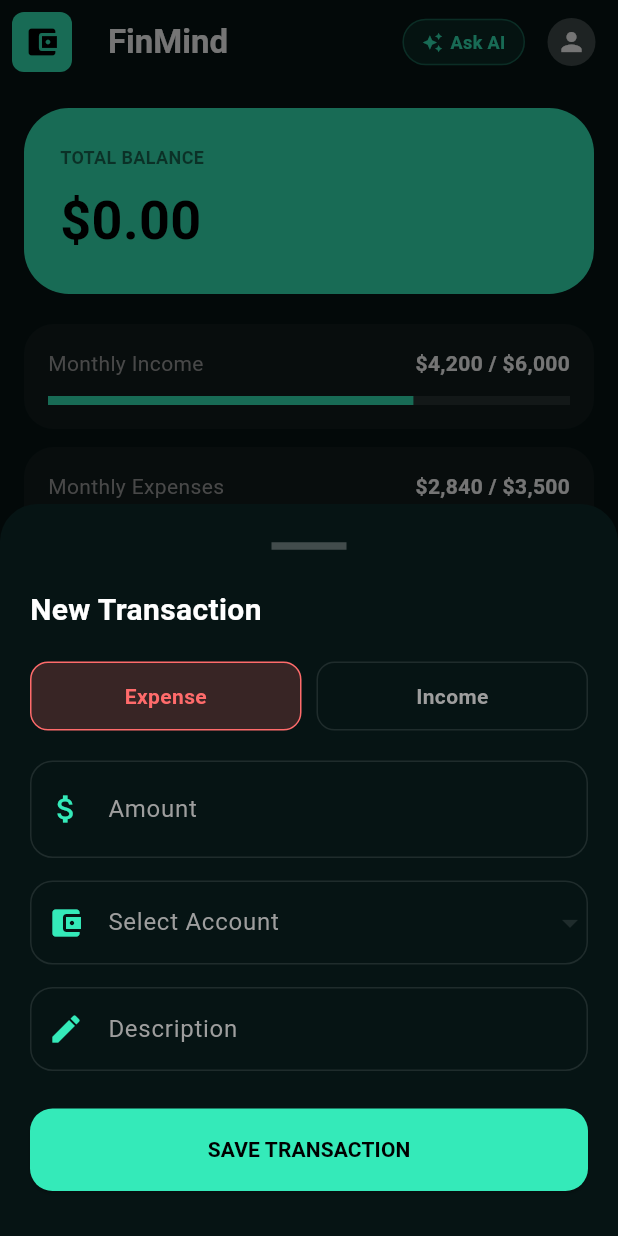
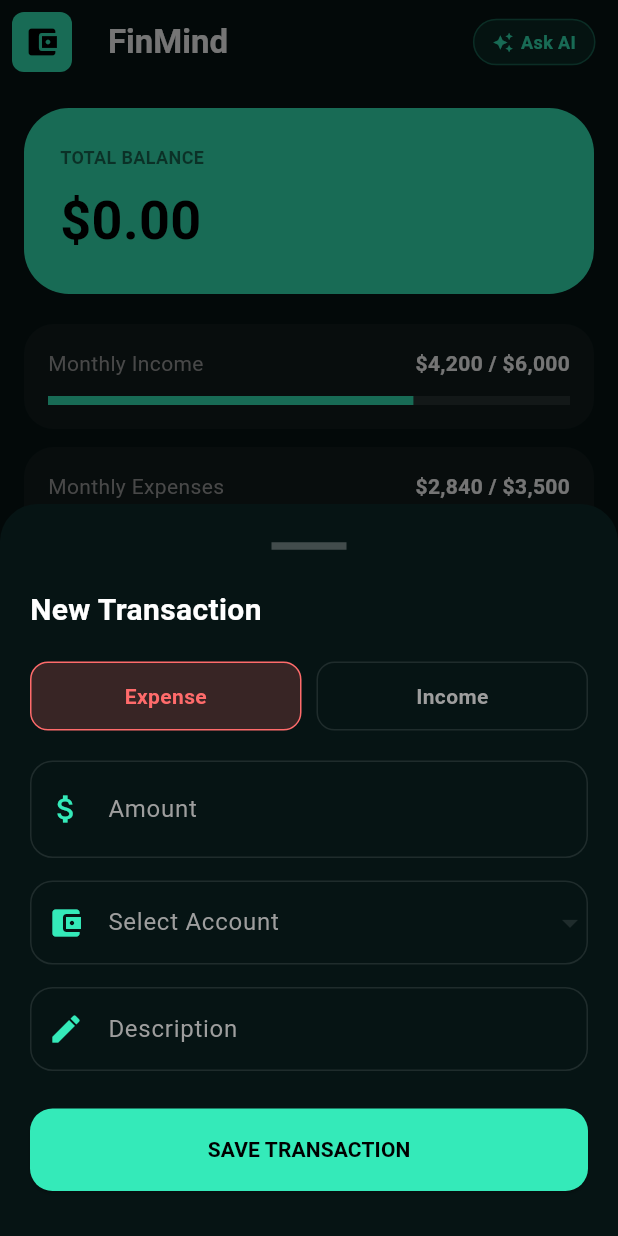
Before and after one commit to abdalkareem991/final_project, a Flutter app: the DashboardScreen screen opened by its route, after a tap on the "add" icon, on a phone screen of 412 x 824 dp. Run offline on Flutter 3.47's test engine with Material 3 defaults, Android fonts, the phone set to English and light mode, and no system bars; our stand-ins replace easy_date_timeline, fl_chart, flutter_local_notifications, google_generative_ai, supabase_flutter, timezone; accounts and stored records are empty.

Commit message:
refactor: clean up code structure and improve UI consistency across screens

```diff
--- a/lib/screens/analytics_screen.dart
+++ b/lib/screens/analytics_screen.dart
@@ -125,7 +125,6 @@ class _AnalyticsScreenState extends State<AnalyticsScreen> {
         itemBuilder: (context, index) {
           final String filter = _filterOrder[index];
           final bool isSelected = _selectedFilter == filter;
-
           return ChoiceChip(
             label: Text(filter),
             selected: isSelected,
--- a/lib/screens/dashboard_screen.dart
+++ b/lib/screens/dashboard_screen.dart
@@ -22,16 +22,14 @@ class DashboardScreen extends StatefulWidget {
 class _DashboardScreenState extends State<DashboardScreen> {
   int _selectedIndex = 0;
 
-  // --- Theme Configuration ---
   static const Color _bgColor = Color(0xFF061414);
   static const Color _accentGreen = Color(0xFF34EAB9);
 
-  // Application main navigation screens
   final List<Widget> _screens = [
-    const _DashboardMainContent(), // Index 0: Home/Dashboard
-    const MyAccountScreen(), // Index 1: Accounts List
-    const AnalyticsScreen(), // Index 2: THE NEW ANALYTICS PAGE (Linked Here)
-    const TodoListScreen(), // Index 3: THE NEW TO-DO LIST PAGE (Linked Here)
+    const _DashboardMainContent(),
+    const MyAccountScreen(),
+    const AnalyticsScreen(),
+    const TodoListScreen(),
     const SettingsScreen(),
   ];
 
@@ -44,7 +42,6 @@ class _DashboardScreenState extends State<DashboardScreen> {
     );
   }
 
-  /// Builds the Bottom Navigation Bar with fixed styling
   Widget _buildBottomNav() {
     return BottomNavigationBar(
       backgroundColor: _bgColor,
@@ -73,7 +70,6 @@ class _DashboardScreenState extends State<DashboardScreen> {
   }
 }
 
-// --- Main Dashboard Content Implementation ---
 class _DashboardMainContent extends StatefulWidget {
   const _DashboardMainContent();
 
@@ -84,13 +80,11 @@ class _DashboardMainContent extends StatefulWidget {
 class _DashboardMainContentState extends State<_DashboardMainContent> {
   final _supabaseService = SupabaseService();
 
-  // --- UI Constants ---
   static const Color _bgColor = Color(0xFF061414);
   static const Color _cardColor = Color(0xFF111D1D);
   static const Color _accentGreen = Color(0xFF34EAB9);
   static const Color _expenseRed = Color(0xFFFF6B6B);
 
-  /// Displays the modal bottom sheet to record a new transaction
   void _showAddTransactionModal() {
     final amountController = TextEditingController();
     final descController = TextEditingController();
@@ -134,8 +128,6 @@ class _DashboardMainContentState extends State<_DashboardMainContent> {
                     ),
                   ),
                   const SizedBox(height: 20),
-
-                  // Transaction Type Toggle (Income/Expense)
                   Row(
                     children: [
                       _buildModalToggle(
@@ -154,7 +146,6 @@ class _DashboardMainContentState extends State<_DashboardMainContent> {
                     ],
                   ),
                   const SizedBox(height: 20),
-
                   TextField(
                     controller: amountController,
                     keyboardType: TextInputType.number,
@@ -162,8 +153,6 @@ class _DashboardMainContentState extends State<_DashboardMainContent> {
                     decoration: _inputStyle("Amount", Icons.attach_money),
                   ),
                   const SizedBox(height: 15),
-
-                  // Wallet Selection Dropdown
                   FutureBuilder<List<WalletModel>>(
                     future: _supabaseService.getWallets(),
                     builder: (context, snapshot) {
@@ -187,39 +176,25 @@ class _DashboardMainContentState extends State<_DashboardMainContent> {
                     },
                   ),
                   const SizedBox(height: 15),
-
                   TextField(
                     controller: descController,
                     style: const TextStyle(color: Colors.white),
                     decoration: _inputStyle("Description", Icons.edit),
                   ),
                   const SizedBox(height: 25),
-
                   ElevatedButton(
                     onPressed: () async {
                       if (amountController.text.isNotEmpty &&
                           selectedWalletId != null) {
-                        try {
                         await _supabaseService.createTransaction(
                           walletId: selectedWalletId!,
                           amount: double.parse(amountController.text),
                           type: selectedType,
                           description: descController.text,
                         );
-
-                          // Safety check: verify widget is still in tree before using context
                         if (!mounted) return;
                         Navigator.pop(context);
-                          setState(() {}); // Refresh Dashboard UI
-
-                          ScaffoldMessenger.of(context).showSnackBar(
-                            const SnackBar(
-                              content: Text("Success! Transaction Recorded."),
-                            ),
-                          );
-                        } catch (e) {
-                          debugPrint("Error saving transaction: $e");
-                        }
+                        setState(() {}); // Refresh Dashboard
                       }
                     },
                     style: ElevatedButton.styleFrom(
@@ -247,7 +222,6 @@ class _DashboardMainContentState extends State<_DashboardMainContent> {
     );
   }
 
-  /// Reusable input decoration for text fields
   InputDecoration _inputStyle(String label, IconData icon) => InputDecoration(
     labelText: label,
     labelStyle: const TextStyle(color: Colors.grey),
@@ -262,7 +236,6 @@ class _DashboardMainContentState extends State<_DashboardMainContent> {
     ),
   );
 
-  /// Custom toggle widget for modal selection
   Widget _buildModalToggle(
     String label,
     bool isSelected,
@@ -307,23 +280,18 @@ class _DashboardMainContentState extends State<_DashboardMainContent> {
           "FinMind",
           style: TextStyle(fontWeight: FontWeight.bold, color: Colors.white),
         ),
-        actions: [
-          _buildAIChip(context),
-          const SizedBox(width: 15),
-          const CircleAvatar(
-            radius: 16,
-            backgroundColor: Colors.white24,
-            child: Icon(Icons.person, size: 20, color: Colors.white),
+        actions: [_buildAIChip(context), const SizedBox(width: 15)],
       ),
-          const SizedBox(width: 15),
-        ],
-      ),
-      body: SingleChildScrollView(
+      body: RefreshIndicator(
+        onRefresh: () async => setState(() {}),
+        child: SingleChildScrollView(
+          physics: const AlwaysScrollableScrollPhysics(),
           padding: const EdgeInsets.all(16),
           child: Column(
             children: [
               _buildTotalBalanceCard(_supabaseService),
               const SizedBox(height: 20),
+              // يمكنك لاحقاً ربط هذه المؤشرات ببيانات حقيقية عبر getFilteredSummary
               _buildProgressCard(
                 "Monthly Income",
                 "\$4,200 / \$6,000",
@@ -339,28 +307,44 @@ class _DashboardMainContentState extends State<_DashboardMainContent> {
               ),
               const SizedBox(height: 25),
               _buildRecentTransactionsHeader(),
-            _buildTransactionItem(
-              "Burger King",
-              "Today, 12:45 PM",
-              "-\$15.50",
-              Colors.orange,
-              isExpense: true,
+
+              // --- التفعيل الحقيقي لكشف الحساب هنا ---
+              FutureBuilder<List<Map<String, dynamic>>>(
+                future: _supabaseService.getTransactions(),
+                builder: (context, snapshot) {
+                  if (snapshot.connectionState == ConnectionState.waiting) {
+                    return const Center(
+                      child: Padding(
+                        padding: EdgeInsets.all(20),
+                        child: CircularProgressIndicator(color: _accentGreen),
                       ),
-            _buildTransactionItem(
-              "Shell Gas",
-              "Today, 09:30 AM",
-              "-\$42.00",
-              Colors.blue,
-              isExpense: true,
+                    );
+                  }
+                  if (!snapshot.hasData || snapshot.data!.isEmpty) {
+                    return const Padding(
+                      padding: EdgeInsets.all(20),
+                      child: Text(
+                        "No transactions yet.",
+                        style: TextStyle(color: Colors.grey),
                       ),
-            _buildTransactionItem(
-              "Salary",
-              "Yesterday",
-              "+\$3,200.00",
-              _accentGreen,
-              isExpense: false,
+                    );
+                  }
+                  return Column(
+                    children: snapshot.data!.map((tx) {
+                      final bool isExpense = tx['type'] == 'Expense';
+                      return _buildTransactionItem(
+                        tx['description'] ?? "Transaction",
+                        tx['created_at'].toString().split('T')[0],
+                        "${isExpense ? '-' : '+'}\$${tx['amount']}",
+                        isExpense ? _expenseRed : _accentGreen,
+                        isExpense: isExpense,
+                      );
+                    }).toList(),
+                  );
+                },
               ),
             ],
+          ),
         ),
       ),
       floatingActionButton: FloatingActionButton(
@@ -371,6 +355,7 @@ class _DashboardMainContentState extends State<_DashboardMainContent> {
     );
   }
 
+  // الدوال المساعدة (UI Helper Functions) كما هي مع تحديث بسيط
   Widget _buildLeadingIcon() => Padding(
     padding: const EdgeInsets.all(8.0),
     child: Container(
@@ -382,16 +367,11 @@ class _DashboardMainContentState extends State<_DashboardMainContent> {
     ),
   );
 
-  /// AI Chip for navigating to Assistant Screen
-  Widget _buildAIChip(BuildContext context) {
-    return InkWell(
-      onTap: () {
-        Navigator.push(
+  Widget _buildAIChip(BuildContext context) => InkWell(
+    onTap: () => Navigator.push(
       context,
       MaterialPageRoute(builder: (context) => const AIAssistantScreen()),
-        );
-      },
-      borderRadius: BorderRadius.circular(20),
+    ),
     child: Container(
       padding: const EdgeInsets.symmetric(horizontal: 12, vertical: 6),
       decoration: BoxDecoration(
@@ -416,7 +396,6 @@ class _DashboardMainContentState extends State<_DashboardMainContent> {
       ),
     ),
   );
-  }
 
   Widget _buildTotalBalanceCard(SupabaseService service) {
     return FutureBuilder<ProfileModel>(
@@ -520,7 +499,7 @@ class _DashboardMainContentState extends State<_DashboardMainContent> {
     String title,
     String date,
     String amount,
-    Color iconBg, {
+    Color iconColor, {
     required bool isExpense,
   }) {
     return Container(
@@ -535,10 +514,14 @@ class _DashboardMainContentState extends State<_DashboardMainContent> {
           Container(
             padding: const EdgeInsets.all(10),
             decoration: BoxDecoration(
-              color: iconBg.withValues(alpha: 0.2),
+              color: iconColor.withValues(alpha: 0.2),
               borderRadius: BorderRadius.circular(12),
             ),
-            child: const Icon(Icons.restaurant, color: Colors.white, size: 20),
+            child: Icon(
+              isExpense ? Icons.arrow_downward : Icons.arrow_upward,
+              color: iconColor,
+              size: 20,
+            ),
           ),
           const SizedBox(width: 15),
           Expanded(
--- a/lib/services/supabase_service.dart
+++ b/lib/services/supabase_service.dart
@@ -152,6 +152,25 @@ class SupabaseService {
   // 4. TRANSACTION LOGIC & ANALYTICS
   // ===========================================================================
 
+  /// NEW: Fetches real transactions for account statement
+  Future<List<Map<String, dynamic>>> getTransactions() async {
+    try {
+      final user = client.auth.currentUser;
+      if (user == null) return [];
+
+      final response = await client
+          .from('transactions')
+          .select()
+          .eq('user_id', user.id)
+          .order('created_at', ascending: false);
+
+      return List<Map<String, dynamic>>.from(response);
+    } catch (error) {
+      debugPrint('Fetch Transactions Error: $error');
+      return [];
+    }
+  }
+
   /// Records a transaction and updates the corresponding wallet balance
   Future<void> createTransaction({
     required String walletId,
@@ -199,7 +218,19 @@ class SupabaseService {
     }
   }
 
-  /// Fetches a filtered summary of transactions for analytics (Day, Week, Month, Year)
+  Future<void> deleteWallet(String walletId) async {
+    try {
+      // Supabase handle Cascade delete if configured,
+      // otherwise we delete the wallet directly
+      await client.from('wallets').delete().eq('id', walletId);
+      debugPrint('Wallet deleted successfully');
+    } catch (error) {
+      debugPrint('Delete Wallet Error: $error');
+      rethrow;
+    }
+  }
+
+  /// Fetches a filtered summary of transactions for analytics
   Future<Map<String, double>> getFilteredSummary(String filter) async {
     try {
       final user = client.auth.currentUser;
@@ -208,13 +239,11 @@ class SupabaseService {
       DateTime now = DateTime.now();
       DateTime startDate;
 
-      // Determine the start date based on the selected filter
       switch (filter) {
         case 'Day':
           startDate = DateTime(now.year, now.month, now.day);
           break;
         case 'Week':
-          // Subtract days to get the start of the week (Monday)
           startDate = now.subtract(Duration(days: now.weekday - 1));
           break;
         case 'Year':
@@ -235,8 +264,7 @@ class SupabaseService {
       Map<String, double> summary = {'Income': 0.0, 'Expense': 0.0};
 
       for (var item in response as List) {
-        String type =
-            item['type']; // Ensure your DB values are exactly 'Income' or 'Expense'
+        String type = item['type'];
         double amount = (item['amount'] as num).toDouble();
 
         if (summary.containsKey(type)) {
@@ -250,7 +278,7 @@ class SupabaseService {
     }
   }
 
-  /// Legacy compatibility alias for getFilteredSummary
+  /// Legacy compatibility alias
   Future<Map<String, double>> getCategorySummary() async {
     return await getFilteredSummary('Month');
   }
```
Also changed, not shown: lib/screens/my_account_screen.dart (+35 -16 lines). Lines whose indentation alone changed are shown as unchanged.
